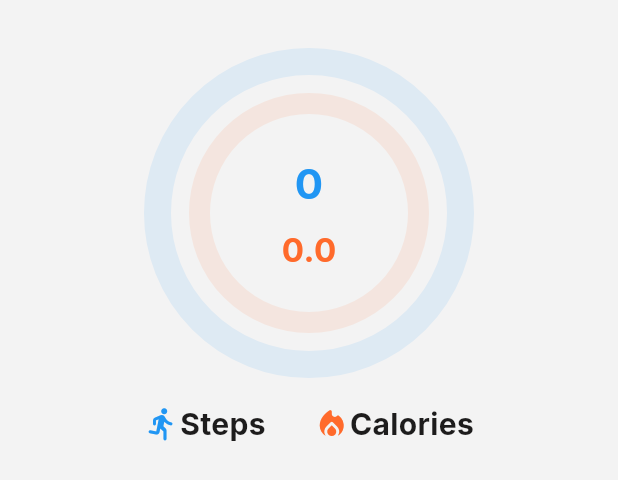
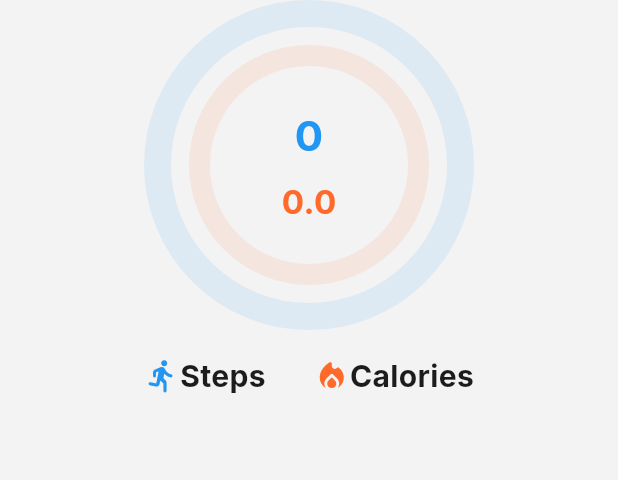
Before and after one commit to M0hamed-Awad/FitRush, a Flutter app: the DailyActivityProgressRings widget shown alone on an empty page, opened directly, on a phone screen of 412 x 824 dp. Shown: the top 480 px of the screen. Run offline on Flutter 3.47's test engine with Material 3 defaults, Android fonts, the phone set to English and light mode, and no system bars; drawn by our look-alikes of percent_indicator; our stand-ins replace dio, drift, equatable, firebase_auth, firebase_core, firebase_messaging and 5 more; missing offline and left inert: health; accounts and stored records are empty; generated files the repository leaves out were written again.

Commit message:
adjusted progress to be at maximum 1 digit after the point + minor UI changes

```diff
--- a/lib/widgets/home/daily_activity_progress_rings.dart
+++ b/lib/widgets/home/daily_activity_progress_rings.dart
@@ -49,7 +49,7 @@ class _DailyActivityProgressRingsState
     required BuildContext context,
   }) {
     return Container(
-      margin: AppSizes.kMarginV32,
+      margin: AppSizes.kMarginBottom20,
       child: Column(
         spacing: AppSizes.kSpacing16,
         children: [
@@ -76,10 +76,7 @@ class _DailyActivityProgressRingsState
           Icons.local_fire_department_rounded,
           color: AppColors.kAccentOrangeColor,
         ),
-        Text(
-          "Calories",
-          style:  AppTextStyles.kRingsDataText,
-        ),
+        Text("Calories", style: AppTextStyles.kRingsDataText),
       ],
     );
   }
--- a/lib/widgets/home/home_screen_body.dart
+++ b/lib/widgets/home/home_screen_body.dart
@@ -52,7 +52,7 @@ class HomeScreenBody extends StatelessWidget {
 
                   return Column(
                     crossAxisAlignment: CrossAxisAlignment.start,
-                    spacing: AppSizes.kSpacing16,
+                    spacing: AppSizes.kSpacing8,
                     children: [
                       // Welcome card
                       WelcomeCard(),
@@ -74,6 +74,8 @@ class HomeScreenBody extends StatelessWidget {
 
                       // Weekly Activity Summary Card
                       WeekActivitySummaryCard(),
+
+                      AppSizes.kSizeH12,
 
                       // History
                       HistoryNavigateCard(
@@ -117,7 +119,7 @@ class HomeScreenBody extends StatelessWidget {
         spacing: 8,
         children: [
           CustomProgressBar(
-            percent: goalProgressPercent,
+            percent: double.parse((goalProgressPercent).toStringAsFixed(1)),
             title: "Daily Goal Progress",
           ),
           Padding(
```
